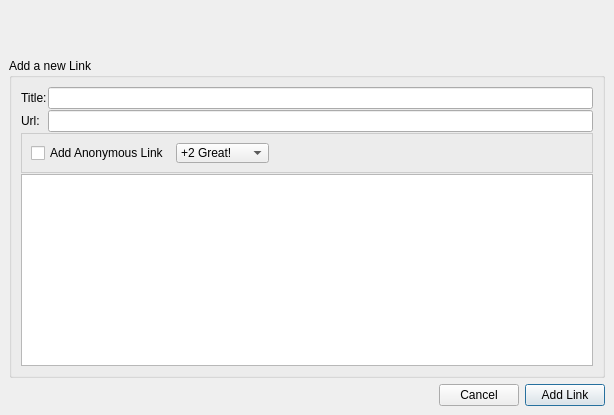
The window that plugins/LinksCloud/AddLinksDialog.ui (RetroShare/RetroShare) describes before a commit, drawn with Qt 5.
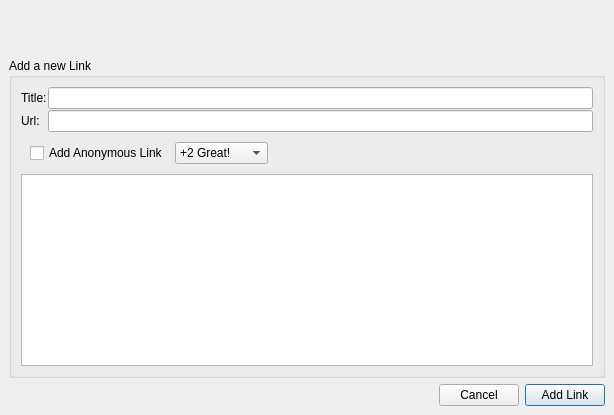
The same window after the commit. Icons and pictures are not drawn. Custom widgets are drawn as their Qt base class.

```diff
--- a/plugins/LinksCloud/AddLinksDialog.ui
+++ b/plugins/LinksCloud/AddLinksDialog.ui
@@ -132,19 +132,6 @@
              <height>40</height>
             </size>
            </property>
-           <property name="styleSheet">
-            <string notr="true">QFrame#frame_3{ 
-background-color: qlineargradient(x1:0, y1:0, x2:0, y2:1,
-stop:0 #FEFEFE, stop:1 #E8E8E8);
-
-border: 1px solid #CCCCCC;}</string>
-           </property>
-           <property name="frameShape">
-            <enum>QFrame::StyledPanel</enum>
-           </property>
-           <property name="frameShadow">
-            <enum>QFrame::Raised</enum>
-           </property>
            <layout class="QHBoxLayout" name="horizontalLayout_2">
             <item>
              <widget class="QCheckBox" name="anonBox">
```
Left out of the diff: 2 changed lines with no effect on the pictures.
